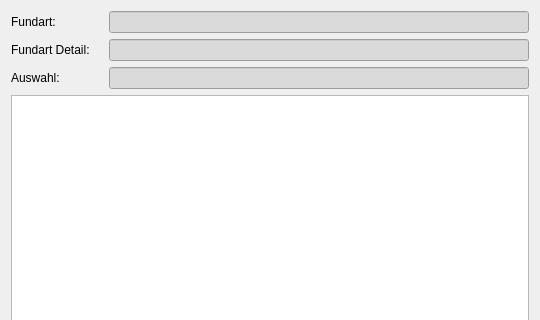
This is APIS/ui/apis_findingtype_detail.ui in APIS-Luftbildarchiv/APIS3 as Qt 5 draws it before an edit; both pictures show x 0 to 540 and y 0 to 320 of the 540 by 770 pixel window. The edited form follows.
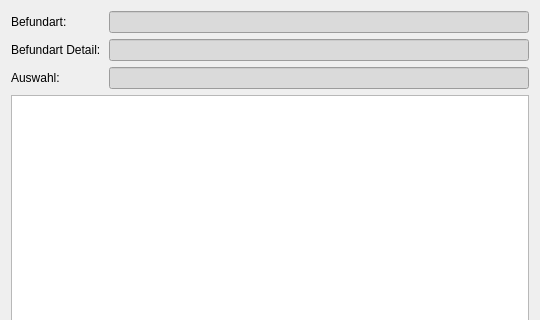
This is the edited form. Icons and pictures are not drawn.

What changed in the file:
```diff
--- a/APIS/ui/apis_findingtype_detail.ui
+++ b/APIS/ui/apis_findingtype_detail.ui
@@ -27,7 +27,7 @@
    <item row="0" column="0" colspan="3">
     <widget class="QLabel" name="label">
      <property name="text">
-      <string>Fundart:</string>
+      <string>Befundart:</string>
      </property>
     </widget>
    </item>
@@ -44,7 +44,7 @@
    <item row="1" column="0" colspan="3">
     <widget class="QLabel" name="label_2">
      <property name="text">
-      <string>Fundart Detail:</string>
+      <string>Befundart Detail:</string>
      </property>
     </widget>
    </item>
```
Left out of the diff: 2 changed lines with no effect on the pictures.
